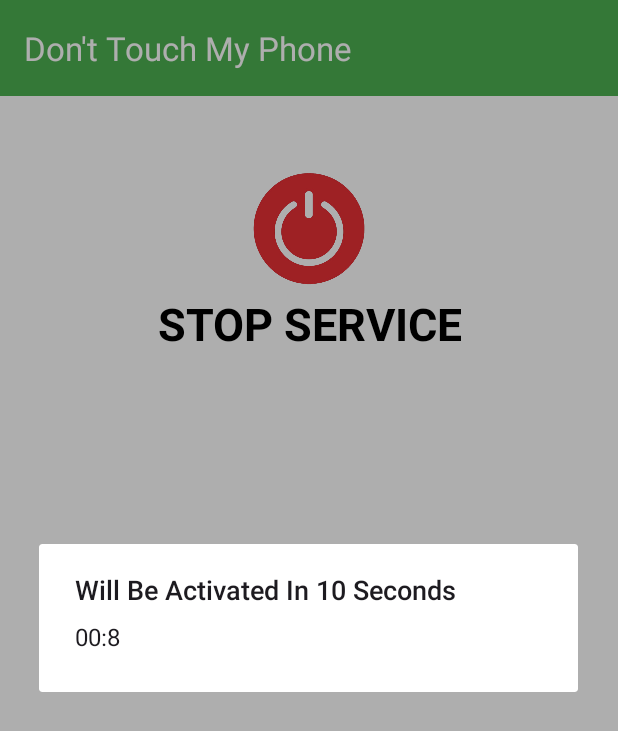
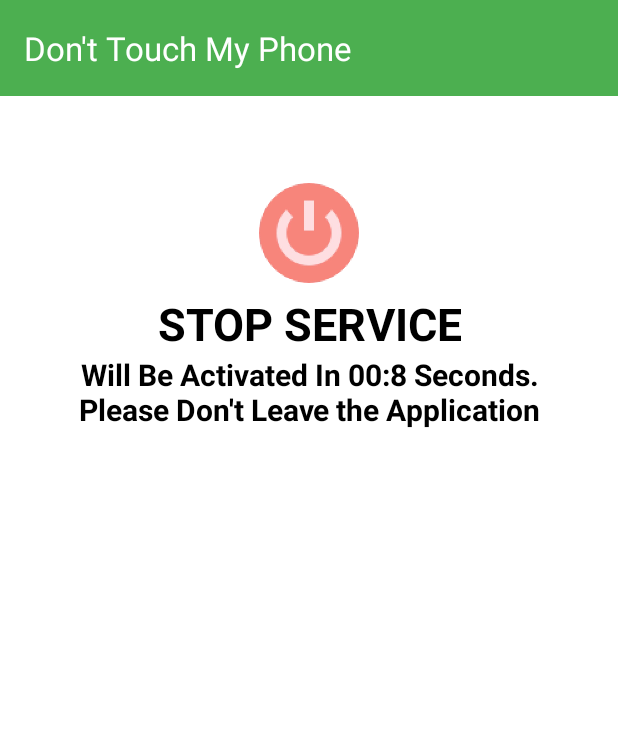
Before and after one commit to seventhelement07/Dont_Touch_My_Phone, an Android app: the screen it shows after launch (MainActivity), after a tap on an icon or button, on a phone screen of 412 x 824 dp. Shown: the top 731 px of the screen. Run offline under Robolectric (Android 15) with nearby library versions, the light colour scheme and no system bars.

Commit message:
"CountDown_commit"

```diff
--- a/app/src/main/java/com/seventhelement/donttouchmyphone/MainActivity.kt
+++ b/app/src/main/java/com/seventhelement/donttouchmyphone/MainActivity.kt
@@ -21,40 +21,35 @@ import com.google.android.material.dialog.MaterialAlertDialogBuilder
 import com.seventhelement.data1
 import com.seventhelement.donttouchmyphone.databinding.ActivityMainBinding
 
-class MainActivity : AppCompatActivity(),Adapter.OnItemSelectedListener {
+class MainActivity :AppCompatActivity(), Adapter.OnItemSelectedListener {
     companion object {
         private const val REQUEST_NOTIFICATION_PERMISSION = 123
         val description = "Test Notification"
     }
-    lateinit var adapter:Adapter
+
+    lateinit var adapter: Adapter
     lateinit var binding: ActivityMainBinding
     @RequiresApi(Build.VERSION_CODES.O)
     var alertDialog: AlertDialog? = null
     var isServiceOn = false
     var cdt: CountDownTimer? = null
-    val mySharedPreference=MySharedPreference();
+    val mySharedPreference = MySharedPreference()
     var seelctposition = -1
+
     @RequiresApi(Build.VERSION_CODES.O)
     override fun onCreate(savedInstanceState: Bundle?) {
         super.onCreate(savedInstanceState)
         try {
+            seelctposition = mySharedPreference.getInt(applicationContext)
+            if (seelctposition == -1) {
+                seelctposition = 0
+            }
+        } catch (e: Exception) {}
 
-            seelctposition = mySharedPreference.getInt(applicationContext);
-            if (seelctposition == -1) {
-                seelctposition = 0;
-            }
-        }
-        catch(e:Exception)
-        {
-
-        }
-
-        //Toast.makeText(this,seelctposition.toString(),Toast.LENGTH_SHORT).show();
         alertDialog = AlertDialog.Builder(this).create()
-        binding=ActivityMainBinding.inflate(layoutInflater)
+        binding = ActivityMainBinding.inflate(layoutInflater)
         setContentView(binding.root)
         setSupportActionBar(binding.toolbar)
-
         supportActionBar?.title = "Don't Touch My Phone"
 
         if (Build.VERSION.SDK_INT >= 33) {
@@ -62,105 +57,86 @@ class MainActivity : AppCompatActivity(),Adapter.OnItemSelectedListener {
         } else {
             hasNotificationPermissionGranted = true
         }
-        val list= ArrayList<data1>();
-            list.add(data1("alarm",R.drawable.alarm));
-            list.add(data1("applause", R.drawable.applause));
-            list.add(data1("telephone", R.drawable.call));
-            list.add(data1("cartoon", R.drawable.cartoon));
-            list.add(data1("dog", R.drawable.dog));
-            list.add(data1("gaming", R.drawable.gaming));
-            list.add(data1("bike", R.drawable.bike));
-            list.add(data1("buzzer", R.drawable.buzzer));
-            list.add(data1("car", R.drawable.car));
-            list.add(data1("iphone_alarm", R.drawable.iphone));
-            list.add(data1("machine_gun", R.drawable.machin_gun));
-            list.add(data1("meow", R.drawable.cat));
-            list.add(data1("sniper", R.drawable.sniper));
-         isServiceOn =isServiceRunning(applicationContext, FourgroundService::class.java)
-        val intent=Intent(applicationContext,FourgroundService::class.java)
-         adapter = Adapter(list, this, packageName, this, seelctposition!!,true)
-        binding.recyclerView.layoutManager= GridLayoutManager(this,2);
-        binding.recyclerView.adapter= adapter;
 
+        val list = ArrayList<data1>()
+        list.add(data1("alarm", R.drawable.alarm))
+        list.add(data1("applause", R.drawable.applause))
+        list.add(data1("telephone", R.drawable.call))
+        list.add(data1("cartoon", R.drawable.cartoon))
+        list.add(data1("dog", R.drawable.dog))
+        list.add(data1("gaming", R.drawable.gaming))
+        list.add(data1("bike", R.drawable.bike))
+        list.add(data1("buzzer", R.drawable.buzzer))
+        list.add(data1("car", R.drawable.car))
+        list.add(data1("iphone_alarm", R.drawable.iphone))
+        list.add(data1("machine_gun", R.drawable.machin_gun))
+        list.add(data1("meow", R.drawable.cat))
+        list.add(data1("sniper", R.drawable.sniper))
+
+        isServiceOn = isServiceRunning(applicationContext, FourgroundService::class.java)
+        val intent = Intent(applicationContext, FourgroundService::class.java)
+        adapter = Adapter(list, this, packageName, this, seelctposition, true)
+        binding.recyclerView.layoutManager = GridLayoutManager(this, 2)
+        binding.recyclerView.adapter = adapter
 
         if (isServiceOn) {
-           binding.recyclerView.setVisibility(View.INVISIBLE)
-            binding.select .setVisibility(View.INVISIBLE)
+            binding.recyclerView.visibility = View.INVISIBLE
+            binding.select.visibility = View.INVISIBLE
             binding.image.setImageResource(R.drawable.stop)
-            binding.statusBtn.setText("STOP")
+            binding.statusBtn.text = "STOP"
         } else {
-            binding.recyclerView.setVisibility(View.VISIBLE)
-            binding.select.setVisibility(View.VISIBLE)
+            binding.recyclerView.visibility = View.VISIBLE
+            binding.select.visibility = View.VISIBLE
             binding.image.setImageResource(R.drawable.turnonicon)
-            binding.statusBtn.setText("START")
+            binding.statusBtn.text = "START"
         }
 
         binding.image.setOnClickListener {
             if (seelctposition == -1)
-                Toast.makeText(this, "Please Select Any Sound To Continue", Toast.LENGTH_SHORT)
-                    .show()
+                Toast.makeText(this, "Please Select Any Sound To Continue", Toast.LENGTH_SHORT).show()
             else {
                 intent.putExtra("message_key2", Constants.getlist()[seelctposition].title)
                 if (isServiceOn) {
-                    binding.recyclerView.setVisibility(View.VISIBLE)
-                    binding.select.setVisibility(View.VISIBLE)
+                    binding.recyclerView.visibility = View.VISIBLE
+                    binding.select.visibility = View.VISIBLE
                     binding.statusBtn.text = "START SERVICE"
                     binding.image.setImageResource(R.drawable.turnonicon)
+                    binding.image.isEnabled = true
                     stopService(intent)
-//                    isServiceOn=false;
-//                    audioClassificationHelper.startAudioClassification();
-//                    audioClassificationHelper.stopAudioClassification();
-//                    isServiceOn=false;
-//                    // MySharedPreferences.saveBoolean(getApplicationContext(), isServiceOn);
-//                    stopFlashingAndRinging();
-//                    turnOffFlashlight();
-//                    mediaPlayer.pause();
-//                    mediaPlayer.seekTo(0);
                     isServiceOn = false
                 } else {
-                    binding.image.setImageResource(R.drawable.stop)
-                    //audioClassificationHelper.startAudioClassification();
+                    binding.image.setImageResource(R.drawable.stop2)
+                    binding.image.isEnabled = false
                     isServiceOn = true
                     adapter.releaseMediaPlayer()
                     binding.statusBtn.text = "STOP SERVICE"
-                    binding.recyclerView.setVisibility(View.INVISIBLE)
-                    binding.select .setVisibility(View.INVISIBLE)
-                    alertDialog!!.setTitle("Will Be Activated In 10 Seconds")
-                    alertDialog!!.setMessage("00:10")
-                    //Toast.makeText(MainActivity.this, "Motion Switch On", Toast.LENGTH_SHORT).show();
+                    binding.recyclerView.visibility = View.INVISIBLE
+                    binding.select.visibility = View.INVISIBLE
+                    binding.countdownTimer.visibility = View.VISIBLE
+
                     cdt = object : CountDownTimer(10000, 1000) {
                         override fun onTick(millisUntilFinished: Long) {
-                            alertDialog!!.setMessage("00:" + millisUntilFinished / 1000)
+                            binding.countdownTimer.text = "Will Be Activated In 00:${millisUntilFinished / 1000} Seconds.\nPlease Don't Leave the Application"
                         }
 
                         override fun onFinish() {
-                            //info.setVisibility(View.GONE);
-                            //mSwitchSet = 1
-                            alertDialog!!.hide()
-                            Toast.makeText(
-                                this@MainActivity,
-                                "Motion Detection Mode Activated",
-                                Toast.LENGTH_SHORT
-                            ).show()
+                            binding.image.setImageResource(R.drawable.stop)
+                            binding.countdownTimer.visibility = View.GONE
+                            binding.image.isEnabled = true
+                            //Toast.makeText(this@MainActivity, "Motion Detection Mode Activated", Toast.LENGTH_SHORT).show()
                             startForegroundService(intent)
                         }
                     }.start()
-                    alertDialog!!.show()
-                    alertDialog!!.setCancelable(false)
-
-
                 }
             }
         }
+    }
 
-    }
     fun isServiceRunning(context: Context, serviceClass: Class<*>): Boolean {
         val manager = context.getSystemService(ACTIVITY_SERVICE) as ActivityManager
-        if (manager != null) {
-            for (service in manager.getRunningServices(Int.MAX_VALUE)) {
-                if (serviceClass.name == service.service.className) {
-                    return true
-                }
+        for (service in manager.getRunningServices(Int.MAX_VALUE)) {
+            if (serviceClass.name == service.service.className) {
+                return true
             }
         }
         return false
@@ -180,8 +156,7 @@ class MainActivity : AppCompatActivity(),Adapter.OnItemSelectedListener {
                     }
                 }
             } else {
-                Toast.makeText(applicationContext, "notification permission granted", Toast.LENGTH_SHORT)
-                    .show()
+                Toast.makeText(applicationContext, "Notification permission granted", Toast.LENGTH_SHORT).show()
             }
         }
 
@@ -199,7 +174,6 @@ class MainActivity : AppCompatActivity(),Adapter.OnItemSelectedListener {
     }
 
     private fun showNotificationPermissionRationale() {
-
         MaterialAlertDialogBuilder(this)
             .setTitle("Alert")
             .setMessage("Notification permission is required, to show notification")
@@ -213,12 +187,13 @@ class MainActivity : AppCompatActivity(),Adapter.OnItemSelectedListener {
     }
 
     var hasNotificationPermissionGranted = false
+
     override fun onItemSelected(position: Int) {
-        seelctposition=position;
-        mySharedPreference.saveInt(this,position)
+        seelctposition = position
+        mySharedPreference.saveInt(this, position)
     }
 
     override fun onItemDeselected() {
-        TODO("Not yet implemented")
+        // Not implemented
     }
 }
--- a/app/src/main/res/drawable/ll_back2.xml
+++ b/app/src/main/res/drawable/ll_back2.xml
@@ -1,6 +1,6 @@
 <?xml version="1.0" encoding="UTF-8"?>
 <shape xmlns:android="http://schemas.android.com/apk/res/android">
-    <solid android:color="#F7F3BAAC"/>
+    <solid android:color="#F763D269"/>
     <stroke android:width="3dp" android:color="#000000" />
     <corners android:radius="10dp"/>
     <padding android:left="0dp" android:top="0dp" android:right="0dp" android:bottom="0dp" />
--- a/app/src/main/res/layout/activity_main.xml
+++ b/app/src/main/res/layout/activity_main.xml
@@ -1,11 +1,9 @@
-<?xml version="1.0" encoding="utf-8"?>
 <RelativeLayout xmlns:android="http://schemas.android.com/apk/res/android"
     xmlns:cardview="http://schemas.android.com/apk/res-auto"
+    xmlns:app="http://schemas.android.com/tools"
     android:layout_width="match_parent"
     android:layout_height="match_parent"
-    xmlns:app="http://schemas.android.com/tools"
     android:background="#FFFF">
-
 
     <LinearLayout
         android:layout_width="match_parent"
@@ -35,6 +33,7 @@
                 app:titleTextColor="@android:color/white" />
 
         </com.google.android.material.appbar.AppBarLayout>
+
         <ScrollView
             android:layout_width="match_parent"
             android:layout_height="match_parent"
@@ -52,8 +51,8 @@
                     android:layout_height="wrap_content"
                     android:orientation="vertical"
                     android:padding="20dp">
+
                     <!-- Start Service Button -->
-
                     <LinearLayout
                         android:id="@+id/startServiceButton"
                         android:layout_width="match_parent"
@@ -78,6 +77,19 @@
                             android:textColor="@color/black"
                             android:textSize="30sp"
                             android:textStyle="bold" />
+
+                        <!-- Countdown Timer TextView -->
+                        <TextView
+                            android:id="@+id/countdownTimer"
+                            android:layout_width="match_parent"
+
+                            android:layout_height="wrap_content"
+                            android:gravity="center"
+                            android:text=""
+                            android:textColor="@color/black"
+                            android:textSize="20sp"
+                            android:textStyle="bold"
+                            android:visibility="gone" />
                     </LinearLayout>
                 </LinearLayout>
 
@@ -90,16 +102,13 @@
                     android:textAlignment="center"
                     android:textColor="@color/black"
                     android:textStyle="bold" />
+
                 <!-- RecyclerView for Select Sound -->
                 <androidx.recyclerview.widget.RecyclerView
-
                     android:id="@+id/recyclerView"
                     android:layout_width="match_parent"
                     android:layout_height="wrap_content" />
-
             </LinearLayout>
-
         </ScrollView>
     </LinearLayout>
-
 </RelativeLayout>
--- a/app/src/main/res/values-night/themes.xml
+++ b/app/src/main/res/values-night/themes.xml
@@ -3,5 +3,8 @@
     <style name="Base.Theme.DontTouchMyPhone" parent="Theme.Material3.DayNight.NoActionBar">
         <!-- Customize your dark theme here. -->
         <!-- <item name="colorPrimary">@color/my_dark_primary</item> -->
+        <item name="colorPrimary">@color/your_toolbar_color</item>
+        <item name="colorPrimaryDark">@color/your_status_bar_color</item>
+        <item name="colorAccent">@color/colorAccent</item>
     </style>
 </resources>
--- a/app/src/main/res/values/colors.xml
+++ b/app/src/main/res/values/colors.xml
@@ -2,4 +2,7 @@
 <resources>
     <color name="black">#FF000000</color>
     <color name="white">#FFFFFFFF</color>
+    <color name="your_toolbar_color">#FF6200EE</color>
+    <color name="your_status_bar_color">#4CAF50</color>
+    <color name="colorAccent">#03DAC5</color>
 </resources>
--- a/app/src/main/res/values/themes.xml
+++ b/app/src/main/res/values/themes.xml
@@ -3,6 +3,9 @@
     <style name="Base.Theme.DontTouchMyPhone" parent="Theme.Material3.DayNight.NoActionBar">
         <!-- Customize your light theme here. -->
         <!-- <item name="colorPrimary">@color/my_light_primary</item> -->
+        <item name="colorPrimary">@color/your_toolbar_color</item>
+        <item name="colorPrimaryDark">@color/your_status_bar_color</item>
+        <item name="colorAccent">@color/colorAccent</item>
     </style>
 
     <style name="Theme.DontTouchMyPhone" parent="Base.Theme.DontTouchMyPhone" />
```
Also changed, not shown: app/src/main/res/drawable/stop2.png (added).
